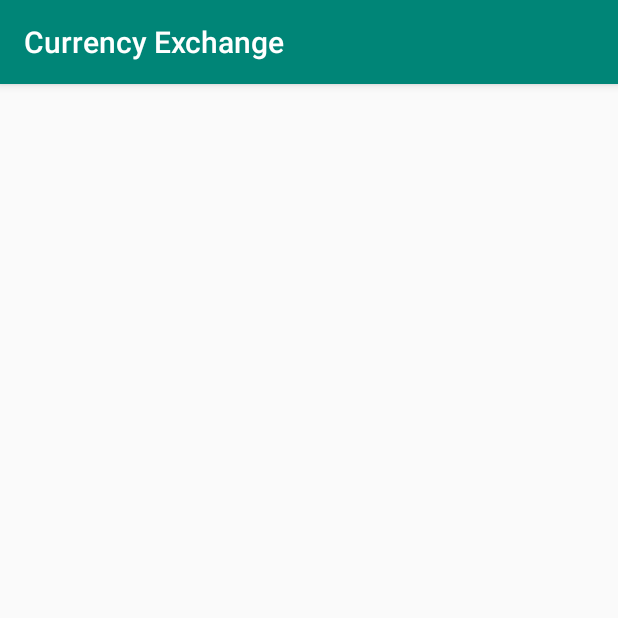
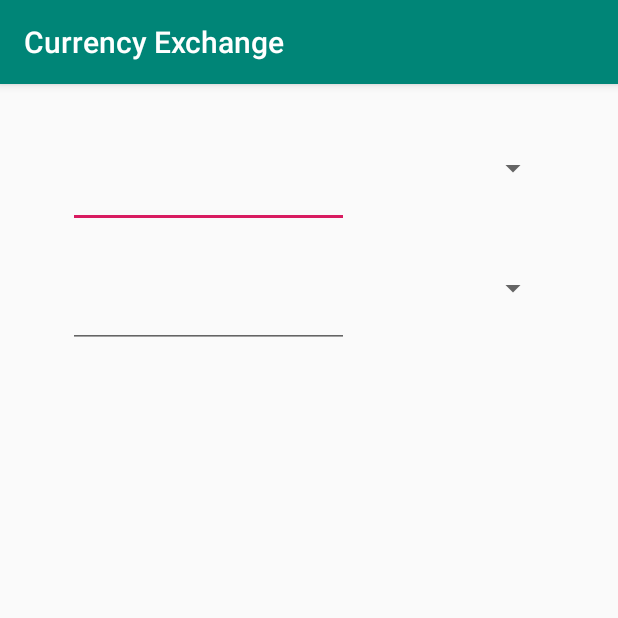
Before and after one commit to havkokfong/CurrencyExchange, an Android app: the screen it shows after launch (MainActivity), on a phone screen of 412 x 824 dp, the top half of it. Run offline under Robolectric (Android 15) with nearby library versions, the phone set to English and light mode, and no system bars.

Commit message:
edit layout

```diff
--- a/app/src/main/java/com/example/currencyexchange/MainActivity.java
+++ b/app/src/main/java/com/example/currencyexchange/MainActivity.java
@@ -9,5 +9,6 @@ public class MainActivity extends AppCompatActivity {
     protected void onCreate(Bundle savedInstanceState) {
         super.onCreate(savedInstanceState);
         setContentView(R.layout.activity_main);
+
     }
 }
--- a/app/src/main/res/layout/activity_main.xml
+++ b/app/src/main/res/layout/activity_main.xml
@@ -1,7 +1,56 @@
 <?xml version="1.0" encoding="utf-8"?>
-<android.support.constraint.ConstraintLayout xmlns:android="http://schemas.android.com/apk/res/android"
+<LinearLayout xmlns:android="http://schemas.android.com/apk/res/android"
     xmlns:app="http://schemas.android.com/apk/res-auto"
     xmlns:tools="http://schemas.android.com/tools"
     android:layout_width="match_parent"
     android:layout_height="match_parent"
-    tools:context=".MainActivity"/>
+    android:orientation="vertical"
+    android:padding="16dp"
+    tools:context=".MainActivity">
+
+    <LinearLayout
+        android:layout_width="match_parent"
+        android:layout_height="80dp"
+        android:gravity="center">
+
+        <EditText
+            android:id="@+id/editText1"
+            android:layout_width="187dp"
+            android:layout_height="match_parent"
+            android:inputType="numberDecimal"
+            android:gravity="center"/>
+
+        <Spinner
+            android:id="@+id/Spinner1"
+            android:layout_width="133dp"
+            android:layout_height="match_parent" />
+
+    </LinearLayout>
+
+    <LinearLayout
+        android:layout_width="match_parent"
+        android:layout_height="80dp"
+        android:gravity="center">
+
+        <EditText
+            android:id="@+id/editText2"
+            android:layout_width="187dp"
+            android:layout_height="match_parent"
+            android:inputType="numberDecimal"
+            android:gravity="center" />
+
+        <Spinner
+            android:id="@+id/Spinner2"
+            android:layout_width="133dp"
+            android:layout_height="match_parent" />
+
+    </LinearLayout>
+
+    <LinearLayout
+        android:layout_width="match_parent"
+        android:layout_height="80dp">
+
+
+    </LinearLayout>
+
+</LinearLayout>
```
